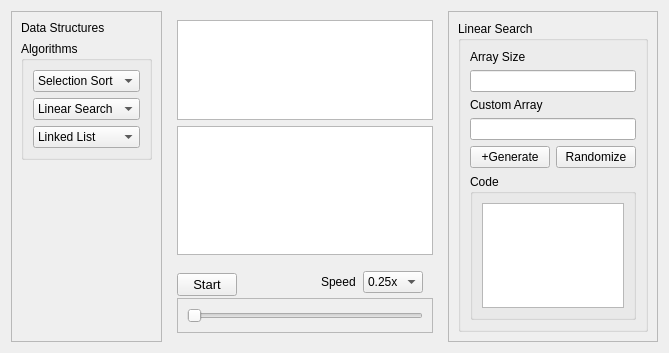
Before: the Qt Designer form form.ui in Binaya764/DSA-Visualizer, drawn with Qt 5.
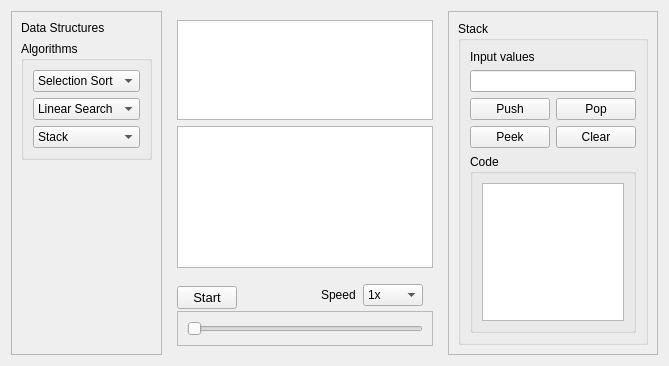
After: the same form once the commit is applied.

Commit message: Stack UI created

Diff of the .ui file:
```diff
--- a/form.ui
+++ b/form.ui
@@ -6,7 +6,7 @@
    <rect>
     <x>0</x>
     <y>0</y>
-    <width>613</width>
+    <width>615</width>
     <height>349</height>
    </rect>
   </property>
@@ -83,7 +83,12 @@
                 <widget class="QComboBox" name="comboBox">
                  <item>
                   <property name="text">
-                   <string>Linked List</string>
+                   <string>Stack</string>
+                  </property>
+                 </item>
+                 <item>
+                  <property name="text">
+                   <string>Queue</string>
                   </property>
                  </item>
                 </widget>
@@ -211,21 +216,6 @@
                   <height>16777215</height>
                  </size>
                 </property>
-                <item>
-                 <property name="text">
-                  <string>0.25x</string>
-                 </property>
-                </item>
-                <item>
-                 <property name="text">
-                  <string>0.5x</string>
-                 </property>
-                </item>
-                <item>
-                 <property name="text">
-                  <string>0.75x</string>
-                 </property>
-                </item>
                 <item>
                  <property name="text">
                   <string>1x</string>
@@ -238,7 +228,7 @@
                 </item>
                 <item>
                  <property name="text">
-                  <string>1.50x</string>
+                  <string>1.5x</string>
                  </property>
                 </item>
                 <item>
@@ -251,6 +241,21 @@
                   <string>3x</string>
                  </property>
                 </item>
+                <item>
+                 <property name="text">
+                  <string>0.25x</string>
+                 </property>
+                </item>
+                <item>
+                 <property name="text">
+                  <string>0.5x</string>
+                 </property>
+                </item>
+                <item>
+                 <property name="text">
+                  <string>0.75x</string>
+                 </property>
+                </item>
                </widget>
               </item>
              </layout>
@@ -312,7 +317,7 @@
         <enum>QFrame::Shadow::Raised</enum>
        </property>
        <property name="currentIndex">
-        <number>2</number>
+        <number>4</number>
        </property>
        <widget class="QWidget" name="Bubble_sort">
         <layout class="QHBoxLayout" name="horizontalLayout_2">
@@ -542,6 +547,16 @@
                   </item>
                  </layout>
                 </item>
+                <item>
+                 <widget class="QLabel" name="label_14">
+                  <property name="text">
+                   <string>Target</string>
+                  </property>
+                 </widget>
+                </item>
+                <item>
+                 <widget class="QLineEdit" name="target_lineEdit_LSearch"/>
+                </item>
                 <item>
                  <widget class="QGroupBox" name="groupBox_7">
                   <property name="title">
@@ -649,6 +664,87 @@
          </item>
         </layout>
        </widget>
+       <widget class="QWidget" name="page">
+        <layout class="QVBoxLayout" name="verticalLayout_29">
+         <item>
+          <layout class="QHBoxLayout" name="horizontalLayout_9">
+           <item>
+            <widget class="QGroupBox" name="groupBox_8">
+             <property name="title">
+              <string>Stack</string>
+             </property>
+             <layout class="QVBoxLayout" name="verticalLayout_31">
+              <item>
+               <layout class="QVBoxLayout" name="verticalLayout_30">
+                <item>
+                 <widget class="QLabel" name="label_15">
+                  <property name="text">
+                   <string>Input values</string>
+                  </property>
+                 </widget>
+                </item>
+                <item>
+                 <widget class="QLineEdit" name="lineEdit"/>
+                </item>
+                <item>
+                 <layout class="QGridLayout" name="gridLayout">
+                  <property name="leftMargin">
+                   <number>0</number>
+                  </property>
+                  <property name="topMargin">
+                   <number>0</number>
+                  </property>
+                  <item row="1" column="0">
+                   <widget class="QPushButton" name="pushButton_3">
+                    <property name="text">
+                     <string>Peek</string>
+                    </property>
+                   </widget>
+                  </item>
+                  <item row="0" column="0">
+                   <widget class="QPushButton" name="pushButton">
+                    <property name="text">
+                     <string>Push</string>
+                    </property>
+                   </widget>
+                  </item>
+                  <item row="0" column="2">
+                   <widget class="QPushButton" name="pushButton_2">
+                    <property name="text">
+                     <string>Pop</string>
+                    </property>
+                   </widget>
+                  </item>
+                  <item row="1" column="2">
+                   <widget class="QPushButton" name="pushButton_4">
+                    <property name="text">
+                     <string>Clear</string>
+                    </property>
+                   </widget>
+                  </item>
+                 </layout>
+                </item>
+                <item>
+                 <widget class="QGroupBox" name="groupBox_9">
+                  <property name="title">
+                   <string>Code</string>
+                  </property>
+                  <layout class="QHBoxLayout" name="horizontalLayout_12">
+                   <item>
+                    <widget class="QGraphicsView" name="graphicsView"/>
+                   </item>
+                  </layout>
+                 </widget>
+                </item>
+               </layout>
+              </item>
+             </layout>
+            </widget>
+           </item>
+          </layout>
+         </item>
+        </layout>
+       </widget>
       </widget>
      </item>
     </layout>
```
The commit also changes 9 other files.
